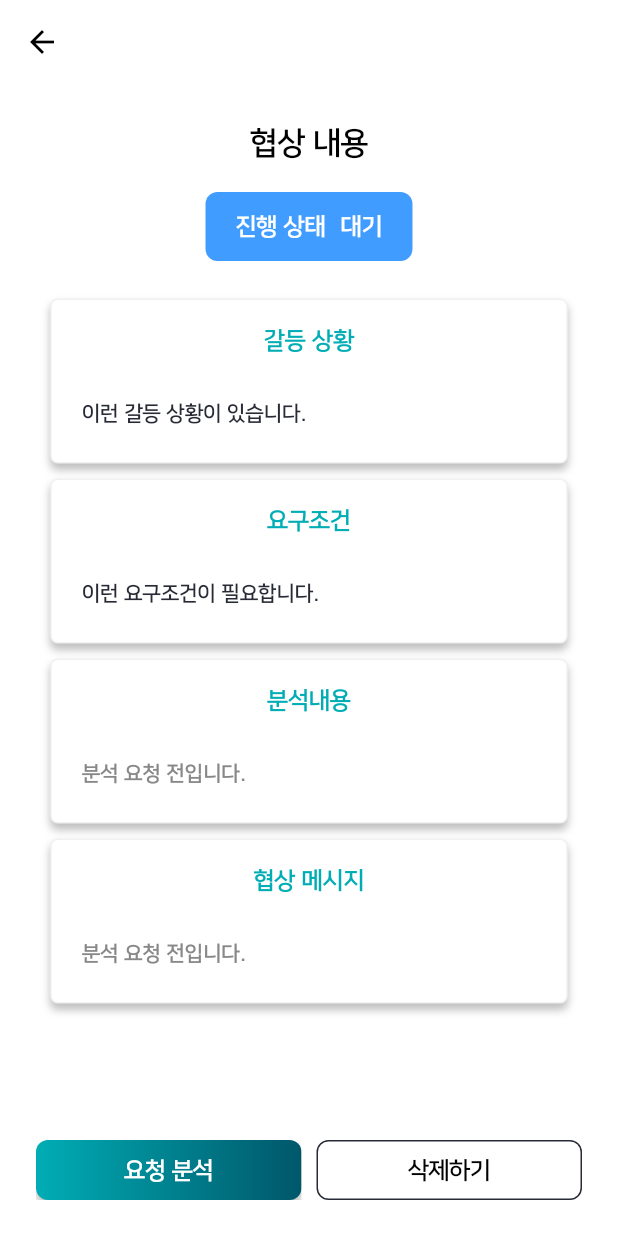
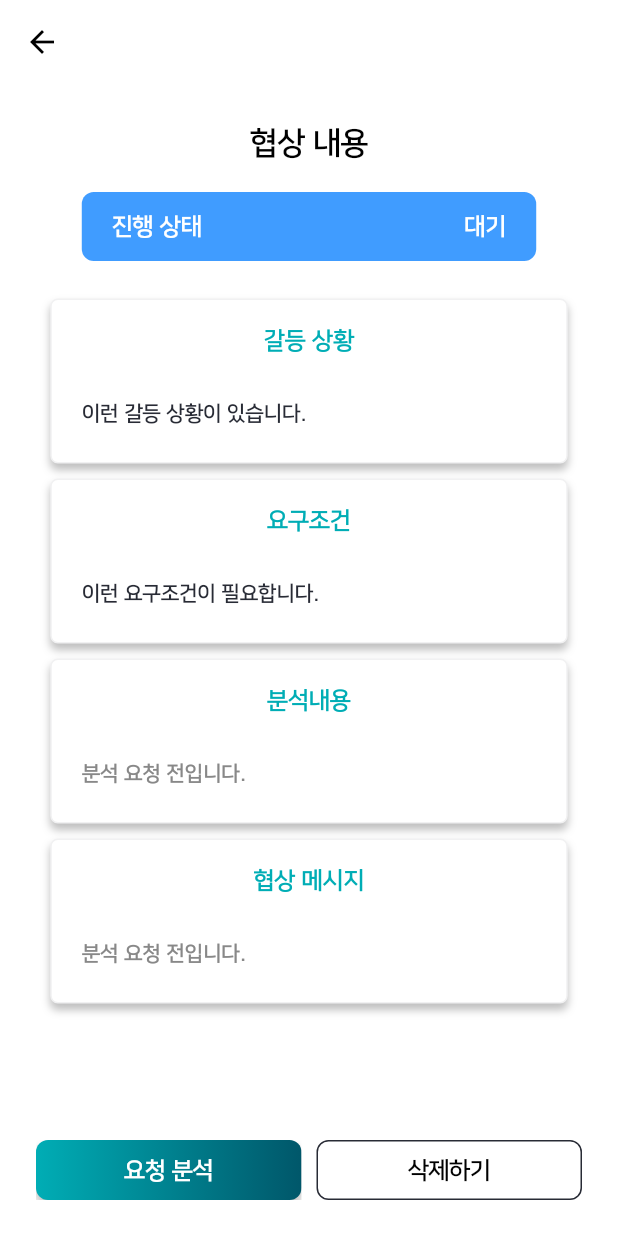
Before and after one commit to ALOHA-SOFT/GentleTalk, a Flutter app: the NegotiationDetailScreen screen opened by its route, on a phone screen of 412 x 824 dp. Run offline on Flutter 3.47's test engine with Material 3 defaults, Android fonts, the phone set to English and light mode, and no system bars; our stand-ins replace flutter_svg, shared_preferences, smooth_page_indicator; accounts and stored records are empty.

Commit message:
상태 노출 SIZEBOX 수정

```diff
--- a/app/lib/features/negotiation/screens/negotiation_detail_screen.dart
+++ b/app/lib/features/negotiation/screens/negotiation_detail_screen.dart
@@ -198,7 +198,7 @@ class _NegotiationDetailScreenState extends State<NegotiationDetailScreen> {
                                   fontWeight: FontWeight.w700,
                                 ),
                               ),
-                              const SizedBox(width: 10),
+                              const SizedBox(width: 175),
                               Text(
                                 status,
                                 style: AppTextStyles.body.copyWith(
```
